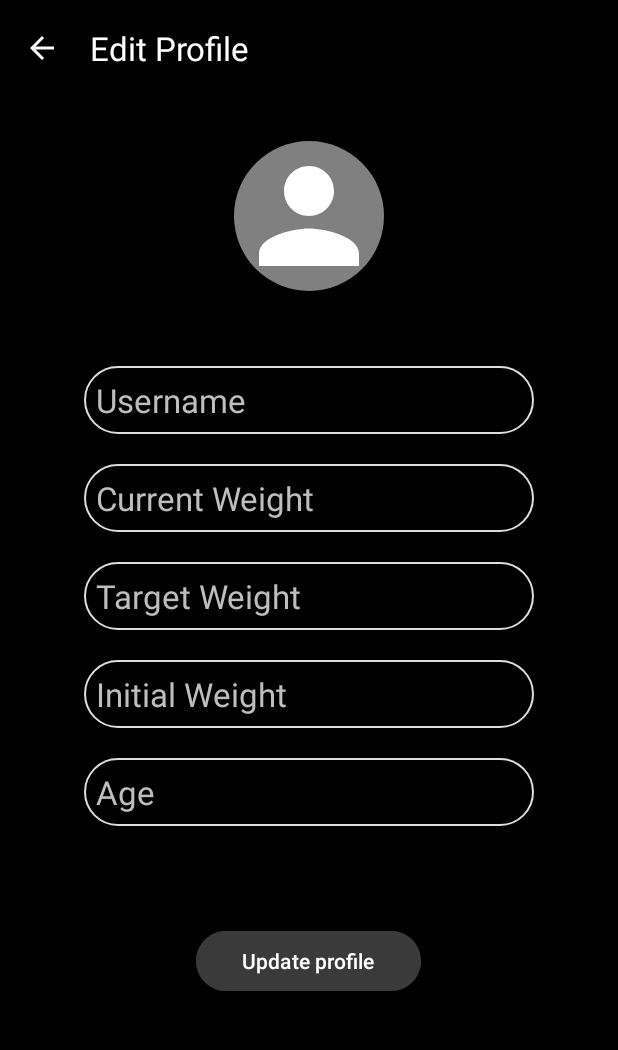
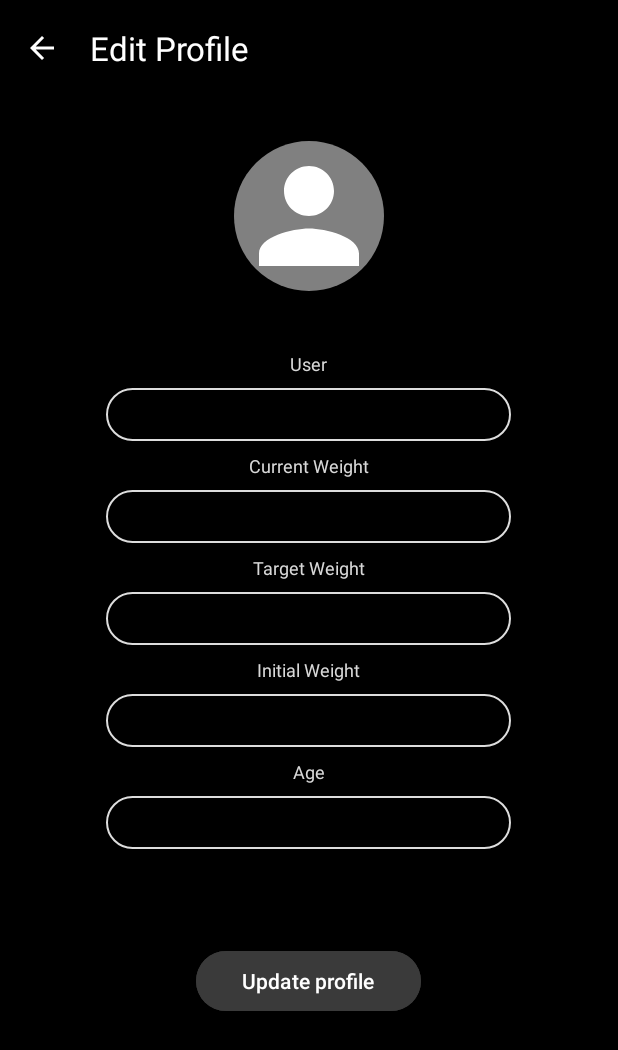
Before and after one commit to SbusisoC/Best-You, an Android app: the EditProfileActivity screen opened directly, with no data from a screen before it, on a phone screen of 412 x 824 dp. Shown: the top 1050 px of the screen. Run offline under Robolectric (Android 15) with nearby library versions, the phone set to English and light mode, and no system bars; our stand-ins replace Firebase (no records; nobody signed in at launch, a user with empty details on screens opened directly); libraries missing offline, so code that uses them is left out: com.github.dhaval2404.imagepicker.

Commit message:
21th Commit charts updates

```diff
--- a/app/src/main/java/com/example/bestyou/activities/EditProfileActivity.java
+++ b/app/src/main/java/com/example/bestyou/activities/EditProfileActivity.java
@@ -1,4 +1,6 @@
 package com.example.bestyou.activities;
+
+import static android.graphics.Color.WHITE;
 
 import androidx.activity.result.ActivityResultLauncher;
 import androidx.activity.result.contract.ActivityResultContracts;
@@ -6,6 +8,7 @@ import androidx.annotation.NonNull;
 import androidx.annotation.Nullable;
 import androidx.appcompat.app.AppCompatActivity;
 import androidx.appcompat.widget.Toolbar;
+import androidx.core.content.ContextCompat;
 
 import android.annotation.SuppressLint;
 import android.app.Activity;
@@ -90,6 +93,12 @@ public class EditProfileActivity extends AppCompatActivity {
         weightInput = findViewById(R.id.Current_weight);
         userAgeInput = findViewById(R.id.age);
         userTargetWeightInput = findViewById(R.id.target_weight);
+
+        usernameInput.setTextColor(ContextCompat.getColor(this, R.color.textGrey));
+        weightInput.setTextColor(ContextCompat.getColor(this, R.color.textGrey));
+        userAgeInput.setTextColor(ContextCompat.getColor(this, R.color.textGrey));
+        userTargetWeightInput.setTextColor(ContextCompat.getColor(this, R.color.textGrey));
+        initialWeightInput.setTextColor(ContextCompat.getColor(this, R.color.textGrey));
 
         getUserData();
 
@@ -183,17 +192,6 @@ public class EditProfileActivity extends AppCompatActivity {
                     }
                 });
     }
-    /*void getUserData (){
-        FirebaseUtil.currentUserDetails().get().addOnCompleteListener(new OnCompleteListener<DocumentSnapshot>() {
-            @Override
-            public void onComplete(@NonNull Task<DocumentSnapshot> task) {
-                currentUserModel = task.getResult().toObject(UserModel.class);
-                usernameInput.setText(currentUserModel.getUsername());
-                weightInput.setText(currentUserModel.getWeight());
-
-            }
-        });
-    }*/
     void getUserData() {
         setInProgress(true);
 
--- /dev/null
+++ b/app/src/main/res/drawable/text_bg4.xml
@@ -0,0 +1,8 @@
+<?xml version="1.0" encoding="utf-8"?>
+<shape xmlns:android="http://schemas.android.com/apk/res/android">
+
+    <corners android:radius="50dp"/>
+    <solid android:color="#00000000"/> <!-- Fully transparent -->
+    <stroke android:color="#DDDDDD" android:width="1dp"/>
+
+</shape>
--- a/app/src/main/res/layout/activity_edit_profile.xml
+++ b/app/src/main/res/layout/activity_edit_profile.xml
@@ -35,72 +35,117 @@
 
     </ImageView>
 
+    <TextView
+        android:id="@+id/textUsername"
+        android:layout_width="wrap_content"
+        android:layout_height="wrap_content"
+        android:layout_gravity="center_horizontal"
+        android:text="User"
+        android:textSize="12sp"
+        android:textColor="#D8D8D8" />
+
     <EditText
         android:id="@+id/profile_username"
-        android:layout_width="300dp"
+        android:layout_width="270dp"
         android:layout_height="wrap_content"
         android:padding="8dp"
-        android:hint="Username"
+        android:hint=""
         android:inputType="text"
-        android:textSize="22dp"
+        android:textSize="14dp"
         android:textColorHint="@color/textGrey"
-        android:layout_margin="10dp"
+        android:layout_margin="8dp"
         android:layout_gravity="center_horizontal"
-        android:background="@drawable/text_bg2"
+        android:background="@drawable/text_bg4"
         android:elevation="5dp" />
+
+    <TextView
+        android:id="@+id/textCurrent"
+        android:layout_width="wrap_content"
+        android:layout_height="wrap_content"
+        android:layout_gravity="center_horizontal"
+        android:text="Current Weight"
+        android:textSize="12sp"
+        android:textColor="#D8D8D8" />
 
     <EditText
         android:id="@+id/Current_weight"
-        android:layout_width="300dp"
+        android:layout_width="270dp"
         android:layout_height="wrap_content"
         android:padding="8dp"
-        android:hint="Current Weight"
+        android:hint=""
         android:inputType="text"
-        android:textSize="22dp"
+        android:textSize="14dp"
         android:textColorHint="@color/textGrey"
-        android:layout_margin="10dp"
+        android:layout_margin="8dp"
         android:layout_gravity="center_horizontal"
-        android:background="@drawable/text_bg2"
+        android:background="@drawable/text_bg4"
         android:elevation="5dp" />
+
+    <TextView
+        android:id="@+id/textTarget"
+        android:layout_width="wrap_content"
+        android:layout_height="wrap_content"
+        android:layout_gravity="center_horizontal"
+        android:text="Target Weight"
+        android:textSize="12sp"
+        android:textColor="#D8D8D8" />
 
     <EditText
         android:id="@+id/target_weight"
-        android:layout_width="300dp"
+        android:layout_width="270dp"
         android:layout_height="wrap_content"
         android:padding="8dp"
-        android:hint="Target Weight"
+        android:hint=""
         android:inputType="text"
-        android:textSize="22dp"
-        android:layout_margin="10dp"
+        android:textSize="14dp"
+        android:layout_margin="8dp"
         android:layout_gravity="center_horizontal"
         android:textColorHint="@color/textGrey"
-        android:background="@drawable/text_bg2"
+        android:background="@drawable/text_bg4"
         android:elevation="5dp" />
+
+    <TextView
+        android:id="@+id/textInitial"
+        android:layout_width="wrap_content"
+        android:layout_height="wrap_content"
+        android:layout_gravity="center_horizontal"
+        android:text="Initial Weight"
+        android:textSize="12sp"
+        android:textColor="#D8D8D8" />
 
     <EditText
         android:id="@+id/Initial_weight"
-        android:layout_width="300dp"
+        android:layout_width="270dp"
         android:layout_height="wrap_content"
         android:padding="8dp"
-        android:hint="Initial Weight"
+        android:hint=""
         android:inputType="text"
-        android:textSize="22dp"
-        android:layout_margin="10dp"
+        android:textSize="14dp"
+        android:layout_margin="8dp"
         android:layout_gravity="center_horizontal"
         android:textColorHint="@color/textGrey"
-        android:background="@drawable/text_bg2"
+        android:background="@drawable/text_bg4"
         android:elevation="5dp" />
+
+    <TextView
+        android:id="@+id/textAge"
+        android:layout_width="wrap_content"
+        android:layout_height="wrap_content"
+        android:layout_gravity="center_horizontal"
+        android:text="Age"
+        android:textSize="12sp"
+        android:textColor="#D8D8D8" />
 
     <EditText
         android:id="@+id/age"
-        android:layout_width="300dp"
+        android:layout_width="270dp"
         android:layout_height="wrap_content"
         android:padding="8dp"
-        android:hint="Age"
+        android:hint=" "
         android:inputType="text"
-        android:textSize="22dp"
-        android:layout_margin="10dp"
-        android:background="@drawable/text_bg2"
+        android:textSize="14dp"
+        android:layout_margin="8dp"
+        android:background="@drawable/text_bg4"
         android:textColorHint="@color/textGrey"
         android:layout_gravity="center_horizontal"
         android:elevation="5dp" />
--- a/app/src/main/res/layout/activity_profile.xml
+++ b/app/src/main/res/layout/activity_profile.xml
@@ -220,7 +220,7 @@
         app:layout_constraintStart_toStartOf="@+id/linearLayout2"
         app:layout_constraintTop_toBottomOf="@+id/linearLayout2" />
 
-    <com.github.mikephil.charting.charts.LineChart
+    <com.github.mikephil.charting.charts.BarChart
         android:id="@+id/weightChart"
         android:layout_width="match_parent"
         android:layout_height="200dp"
--- a/app/src/main/res/layout/activity_progress.xml
+++ b/app/src/main/res/layout/activity_progress.xml
@@ -294,7 +294,7 @@
                         android:layout_marginStart="10dp"
                         android:layout_marginTop="2dp"
                         android:gravity="center|center_horizontal"
-                        android:text="92"
+                        android:text="0"
                         android:textColor="@color/white"
                         android:textSize="26sp"
                         android:textStyle="bold" />
@@ -307,7 +307,7 @@
 
     </LinearLayout>
 
-    <com.github.mikephil.charting.charts.LineChart
+    <com.github.mikephil.charting.charts.BarChart
         android:id="@+id/weightChart"
         android:layout_width="match_parent"
         android:layout_height="250dp"
--- a/app/src/main/res/values/colors.xml
+++ b/app/src/main/res/values/colors.xml
@@ -12,6 +12,7 @@
     <color name="uiGrey">#313131</color>
     <color name="uiGreyChats">#454545</color>
     <color name="uiGreyChats2">#808080</color>
+    <color name="green">#0AD112</color>
 
 
 </resources>
```
Also changed, not shown: app/src/main/java/com/example/bestyou/activities/CartActivity.java (+43 -8 lines), app/src/main/java/com/example/bestyou/activities/ProfileActivity.java (+63 -52 lines), app/src/main/java/com/example/bestyou/activities/ProgressActivity.java (+66 -73 lines).
